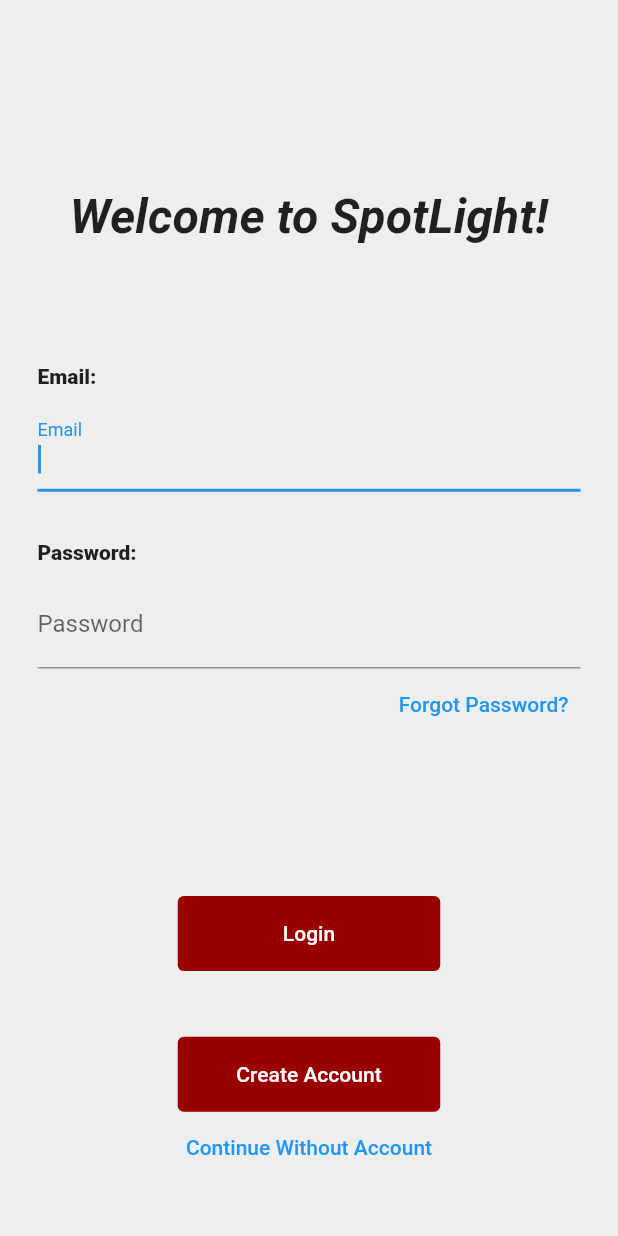
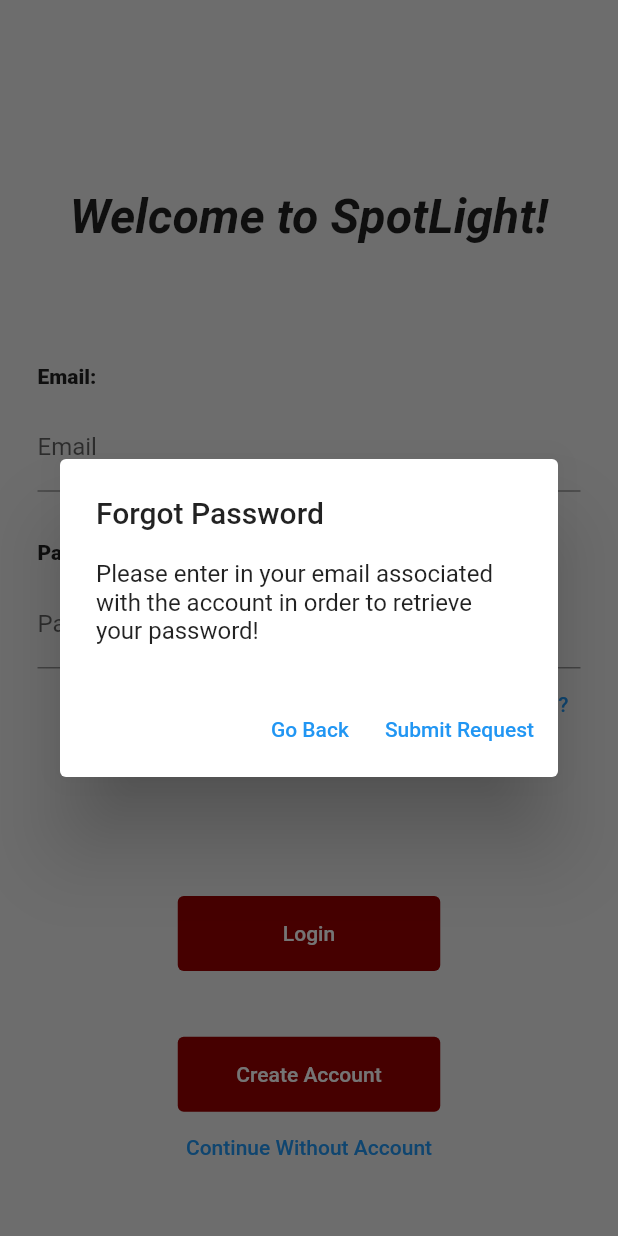
Before and after one commit to astrebe/project-spotlight, a Flutter app: the screen it shows after launch, after a tap on "Forgot Password?", on a phone screen of 412 x 824 dp. Run offline on Flutter 3.47's test engine with Material 2 defaults, Android fonts, the phone set to English and light mode, and no system bars; our stand-ins replace firebase_auth, firebase_core; accounts and stored records are empty.

Commit message:
Added Forgot Password UI
Added popup when user clicks the forgot password button

```diff
--- a/spotlight_app/lib/loginscreen.dart
+++ b/spotlight_app/lib/loginscreen.dart
@@ -120,7 +120,9 @@ class _LoginScreenState extends State<LoginScreen> {
                       style: const ButtonStyle(
                         alignment: Alignment.center,
                       ),
-                      onPressed: () {},
+                      onPressed: () {
+                        ForgotPassword(context);
+                      },
                       child: const Text('Forgot Password?',
                           style: TextStyle(
                             color: Colors.blue,
@@ -233,4 +235,27 @@ class _LoginScreenState extends State<LoginScreen> {
       ),
     );
   }
+
+  Future ForgotPassword(BuildContext context) {
+    return showDialog(
+      context: context,
+      builder: (context) => AlertDialog(
+        title: const Text('Forgot Password'),
+        content: const Text(
+            "Please enter in your email associated with the account in order to retrieve your password!"),
+        actions: [
+          TextButton(
+            child: const Text("Go Back"),
+            onPressed: () {
+              GoBack(context);
+            },
+          ),
+          TextButton(
+            child: const Text("Submit Request"),
+            onPressed: () {},
+          ),
+        ],
+      ),
+    );
+  }
 }
```
Also changed, not shown: 1 other file.
